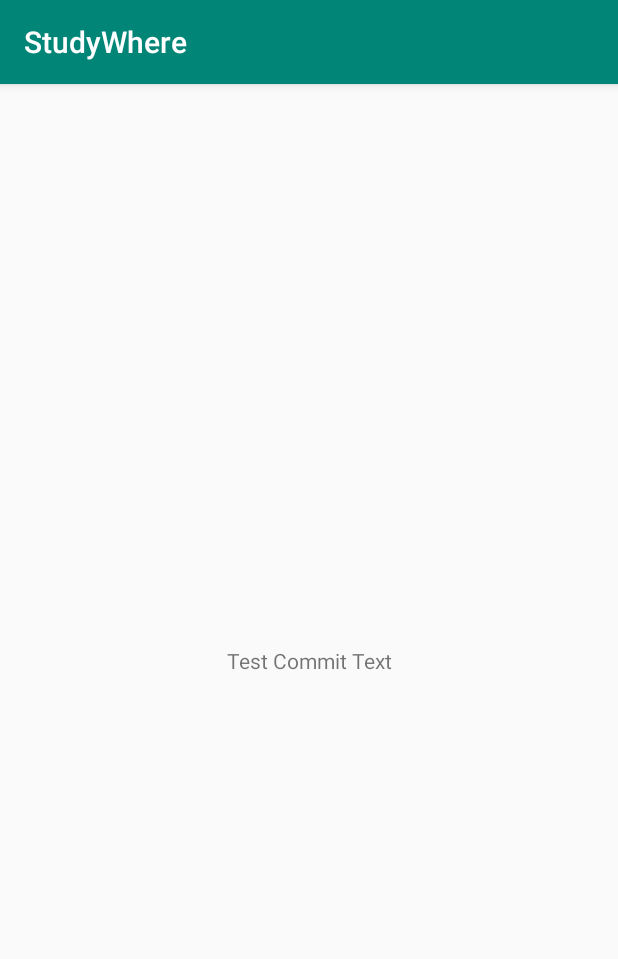
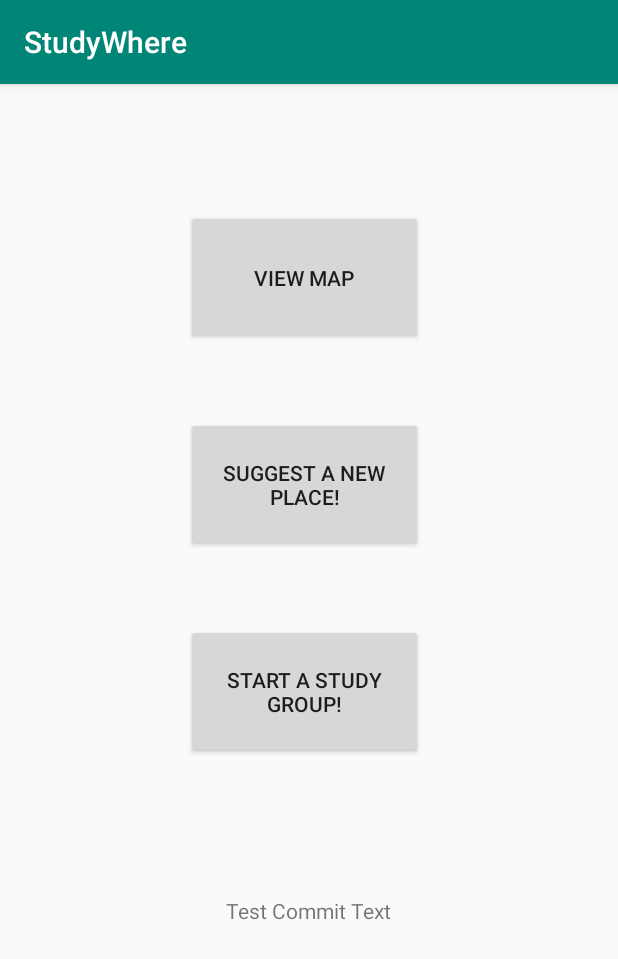
Before and after one commit to winterfreddy/StudyWhere, an Android app: the screen it shows after launch (MainActivity), on a phone screen of 412 x 824 dp. Shown: the top 959 px of the screen. Run offline under Robolectric (Android 15) with nearby library versions, the phone set to English and light mode, and no system bars.

Commit message:
Made home page

```diff
--- a/app/src/main/res/layout/activity_main.xml
+++ b/app/src/main/res/layout/activity_main.xml
@@ -11,8 +11,47 @@
         android:layout_height="wrap_content"
         android:text="Test Commit Text"
         app:layout_constraintBottom_toBottomOf="parent"
+        app:layout_constraintEnd_toEndOf="parent"
+        app:layout_constraintHorizontal_bias="0.498"
         app:layout_constraintLeft_toLeftOf="parent"
         app:layout_constraintRight_toRightOf="parent"
+        app:layout_constraintStart_toStartOf="parent"
+        app:layout_constraintTop_toTopOf="parent"
+        app:layout_constraintVertical_bias="0.723" />
+
+    <Button
+        android:id="@+id/button"
+        android:layout_width="158dp"
+        android:layout_height="90dp"
+        android:layout_marginStart="124dp"
+        android:layout_marginLeft="124dp"
+        android:layout_marginTop="84dp"
+        android:text="View Map"
+        app:layout_constraintStart_toStartOf="parent"
         app:layout_constraintTop_toTopOf="parent" />
 
+    <Button
+        android:id="@+id/button2"
+        android:layout_width="158dp"
+        android:layout_height="90dp"
+        android:layout_marginStart="124dp"
+        android:layout_marginLeft="124dp"
+        android:layout_marginTop="48dp"
+        android:text="Suggest a new place!"
+        app:layout_constraintStart_toStartOf="parent"
+        app:layout_constraintTop_toBottomOf="@+id/button" />
+
+    <Button
+        android:id="@+id/button3"
+        android:layout_width="158dp"
+        android:layout_height="90dp"
+        android:layout_marginStart="124dp"
+        android:layout_marginLeft="124dp"
+        android:layout_marginTop="48dp"
+        android:text="Start a study group!"
+        app:layout_constraintEnd_toEndOf="parent"
+        app:layout_constraintHorizontal_bias="0.0"
+        app:layout_constraintStart_toStartOf="parent"
+        app:layout_constraintTop_toBottomOf="@+id/button2" />
+
 </android.support.constraint.ConstraintLayout>
--- a/build.gradle
+++ b/build.gradle
@@ -7,7 +7,7 @@ buildscript {
 
     }
     dependencies {
-        classpath 'com.android.tools.build:gradle:3.4.0'
+        classpath 'com.android.tools.build:gradle:3.4.1'
 
         // NOTE: Do not place your application dependencies here; they belong
         // in the individual module build.gradle files
```
